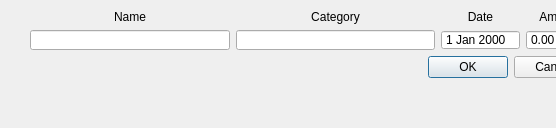
Qt form EZbudget/edittransaction.ui (IvanInandan/EZBudget) before a commit.
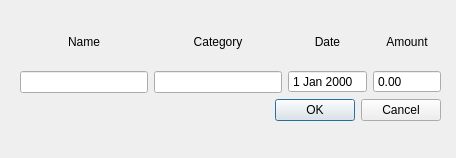
The same form after that commit.

What changed in the file:
```diff
--- a/EZbudget/edittransaction.ui
+++ b/EZbudget/edittransaction.ui
@@ -6,8 +6,8 @@
    <rect>
     <x>0</x>
     <y>0</y>
-    <width>556</width>
-    <height>128</height>
+    <width>456</width>
+    <height>158</height>
    </rect>
   </property>
   <property name="windowTitle">
@@ -16,10 +16,10 @@
   <widget class="QWidget" name="layoutWidget">
    <property name="geometry">
     <rect>
-     <x>30</x>
-     <y>10</y>
-     <width>564</width>
-     <height>68</height>
+     <x>20</x>
+     <y>20</y>
+     <width>421</width>
+     <height>101</height>
     </rect>
    </property>
    <layout class="QVBoxLayout" name="verticalLayout_5">
```
